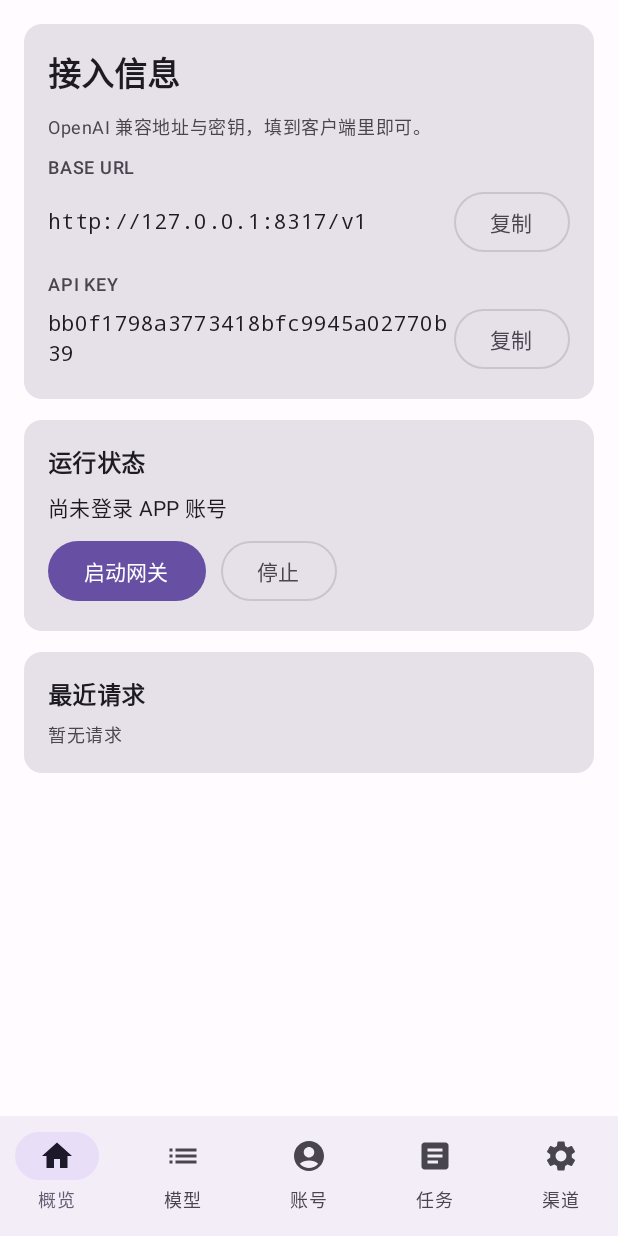
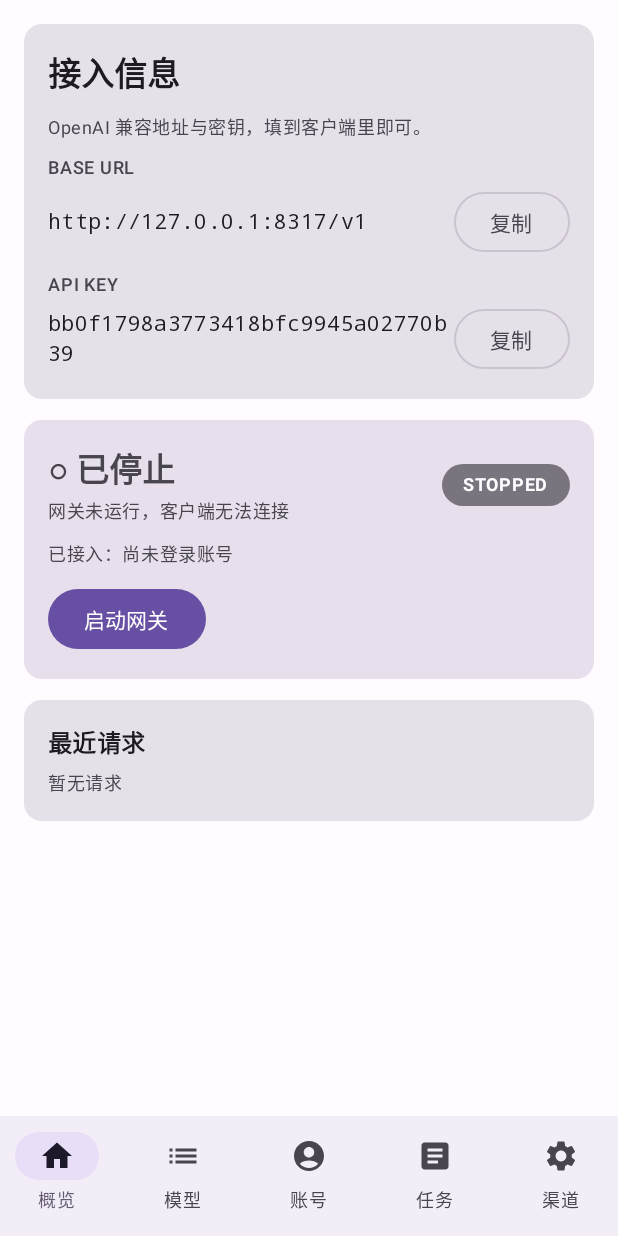
Before and after one commit to giangnam728828-rgb/pocket-gateway, an Android app built with Jetpack Compose: the screen it shows after launch (MainActivity), on a phone screen of 412 x 824 dp. Run offline under Robolectric (Android 15) with nearby library versions, the phone set to English and light mode, and no system bars.

Commit message:
运行状态醒目化(RUNNING/STOPPED胶囊+主色卡片+按钮切换); 修复任务列表(正确端点/v2/activity/growth/tasks+字段解析+接取/领取双端点)

```diff
--- a/app/build.gradle.kts
+++ b/app/build.gradle.kts
@@ -22,8 +22,8 @@ android {
         applicationId = "com.pocketgateway.app"
         minSdk = 26
         targetSdk = 35
-        versionCode = 10
-        versionName = "0.10.0"
+        versionCode = 11
+        versionName = "0.11.0"
 
         testInstrumentationRunner = "androidx.test.runner.AndroidJUnitRunner"
         vectorDrawables {
--- /dev/null
+++ b/app/src/main/java/com/pocketgateway/app/core/gateway/GatewayRuntime.kt
@@ -0,0 +1,41 @@
+package com.pocketgateway.app.core.gateway
+
+import kotlinx.coroutines.flow.MutableStateFlow
+import kotlinx.coroutines.flow.StateFlow
+import kotlinx.coroutines.flow.asStateFlow
+
+/**
+ * 网关运行状态（进程内全局单例）。
+ *
+ * 前台服务在启动/停止/销毁时更新，界面据此显示明确的「运行中 / 已停止」状态，
+ * 避免用户点了启动却不知道是否真的在跑。
+ */
+object GatewayRuntime {
+
+    private val _running = MutableStateFlow(false)
+    val running: StateFlow<Boolean> = _running.asStateFlow()
+
+    /** 最近一次状态变化的说明（如错误原因）。 */
+    private val _lastMessage = MutableStateFlow("")
+    val lastMessage: StateFlow<String> = _lastMessage.asStateFlow()
+
+    /** 监听端口，便于界面显示。 */
+    private val _port = MutableStateFlow(0)
+    val port: StateFlow<Int> = _port.asStateFlow()
+
+    fun markRunning(port: Int) {
+        _port.value = port
+        _lastMessage.value = "服务已启动，监听 127.0.0.1:$port"
+        _running.value = true
+    }
+
+    fun markStopped(reason: String = "服务已停止") {
+        _lastMessage.value = reason
+        _running.value = false
+    }
+
+    fun markError(reason: String) {
+        _lastMessage.value = reason
+        _running.value = false
+    }
+}
--- a/app/src/main/java/com/pocketgateway/app/ui/screen/WorkBuddyScreens.kt
+++ b/app/src/main/java/com/pocketgateway/app/ui/screen/WorkBuddyScreens.kt
@@ -75,17 +75,67 @@ fun OverviewScreen(vm: GatewayViewModel) {
             }
         }
 
-        // 运行状态
-        Card(modifier = Modifier.fillMaxWidth()) {
-            Column(Modifier.padding(16.dp), verticalArrangement = Arrangement.spacedBy(8.dp)) {
-                Text("运行状态", style = MaterialTheme.typography.titleMedium, fontWeight = FontWeight.SemiBold)
+        // 运行状态（醒目）
+        val running by vm.isRunning.collectAsState()
+        val statusMsg by vm.runtimeMessage.collectAsState()
+        Card(
+            modifier = Modifier.fillMaxWidth(),
+            colors = CardDefaults.cardColors(
+                containerColor = if (running) MaterialTheme.colorScheme.primaryContainer
+                else MaterialTheme.colorScheme.surfaceVariant,
+            ),
+        ) {
+            Column(Modifier.padding(16.dp), verticalArrangement = Arrangement.spacedBy(10.dp)) {
+                Row(
+                    modifier = Modifier.fillMaxWidth(),
+                    horizontalArrangement = Arrangement.SpaceBetween,
+                    verticalAlignment = Alignment.CenterVertically,
+                ) {
+                    Column(verticalArrangement = Arrangement.spacedBy(2.dp)) {
                         Text(
-                    if (appCh != null) "已接入：${appCh.name}" else "尚未登录 APP 账号",
-                    style = MaterialTheme.typography.bodyMedium,
+                            if (running) "● 运行中" else "○ 已停止",
+                            style = MaterialTheme.typography.titleLarge,
+                            fontWeight = FontWeight.Bold,
+                            color = if (running) MaterialTheme.colorScheme.primary
+                                    else MaterialTheme.colorScheme.onSurfaceVariant,
                         )
-                Row(horizontalArrangement = Arrangement.spacedBy(10.dp)) {
+                        Text(
+                            if (running) "网关正在监听，客户端可以调用"
+                            else "网关未运行，客户端无法连接",
+                            style = MaterialTheme.typography.bodySmall,
+                            color = MaterialTheme.colorScheme.onSurfaceVariant,
+                        )
+                    }
+                    Box(
+                        modifier = Modifier
+                            .background(
+                                if (running) MaterialTheme.colorScheme.primary
+                                else MaterialTheme.colorScheme.outline,
+                                RoundedCornerShape(14.dp),
+                            )
+                            .padding(horizontal = 14.dp, vertical = 6.dp),
+                    ) {
+                        Text(
+                            if (running) "RUNNING" else "STOPPED",
+                            style = MaterialTheme.typography.labelMedium,
+                            fontWeight = FontWeight.Bold,
+                            color = if (running) MaterialTheme.colorScheme.onPrimary
+                                    else MaterialTheme.colorScheme.surface,
+                        )
+                    }
+                }
+                if (statusMsg.isNotBlank()) {
+                    Text(statusMsg, style = MaterialTheme.typography.bodySmall,
+                        color = MaterialTheme.colorScheme.onSurfaceVariant)
+                }
+                Text(
+                    "已接入：${appCh?.name ?: "尚未登录账号"}",
+                    style = MaterialTheme.typography.bodySmall,
+                )
+                if (running) {
+                    Button(onClick = { vm.stopGateway() }) { Text("停止网关") }
+                } else {
                     Button(onClick = { vm.startGateway() }) { Text("启动网关") }
-                    OutlinedButton(onClick = { vm.stopGateway() }) { Text("停止") }
                 }
             }
         }
@@ -251,7 +301,9 @@ fun TasksScreen(vm: GatewayViewModel) {
         val c = ch ?: return
         busy = true
         scope.launch {
-            tasks = WorkBuddyApi.fetchTasks(c)
+            val (list, err) = WorkBuddyApi.fetchTasks(c)
+            tasks = list
+            if (err != null) msg = err
             val (e, s) = WorkBuddyApi.fetchEnergy(c)
             energy = e
             streak = s
@@ -283,7 +335,7 @@ fun TasksScreen(vm: GatewayViewModel) {
                         scope.launch {
                             val (ok, fail, m) = WorkBuddyApi.claimAllTasks(c)
                             msg = m
-                            tasks = WorkBuddyApi.fetchTasks(c)
+                            tasks = WorkBuddyApi.fetchTasks(c).first
                             busy = false
                         }
                     }) { Text("一键领取") }
@@ -309,14 +361,25 @@ fun TasksScreen(vm: GatewayViewModel) {
                 }
                 tasks.forEachIndexed { idx, t ->
                     if (idx > 0) HorizontalDivider()
-                    TaskItem(t) {
+                    TaskItem(
+                        t = t,
+                        onClaim = {
                             val c = ch ?: return@TaskItem
                             scope.launch {
                                 val (ok, m) = WorkBuddyApi.claimTask(c, t.code)
                                 msg = m
-                            tasks = WorkBuddyApi.fetchTasks(c)
+                                tasks = WorkBuddyApi.fetchTasks(c).first
                             }
+                        },
+                        onAccept = {
+                            val c = ch ?: return@TaskItem
+                            scope.launch {
+                                val (ok, m) = WorkBuddyApi.acceptTasks(c, listOf(t.code))
+                                msg = m
+                                tasks = WorkBuddyApi.fetchTasks(c).first
                             }
+                        },
+                    )
                 }
             }
         }
@@ -324,17 +387,22 @@ fun TasksScreen(vm: GatewayViewModel) {
 }
 
 @Composable
-private fun TaskItem(t: WorkBuddyApi.GrowthTask, onClaim: () -> Unit) {
+private fun TaskItem(
+    t: WorkBuddyApi.GrowthTask,
+    onClaim: () -> Unit,
+    onAccept: () -> Unit,
+) {
     Column(Modifier.fillMaxWidth().padding(16.dp), verticalArrangement = Arrangement.spacedBy(4.dp)) {
         Row(
             modifier = Modifier.fillMaxWidth(),
             horizontalArrangement = Arrangement.SpaceBetween,
             verticalAlignment = Alignment.CenterVertically,
         ) {
-            Text(t.name, style = MaterialTheme.typography.titleSmall, fontWeight = FontWeight.SemiBold,
+            Text(t.title, style = MaterialTheme.typography.titleSmall, fontWeight = FontWeight.SemiBold,
                 modifier = Modifier.weight(1f))
-            if (t.claimable) {
-                Button(onClick = onClaim) { Text("领取") }
+            when {
+                t.claimable -> Button(onClick = onClaim) { Text("领取") }
+                !t.accepted -> OutlinedButton(onClick = onAccept) { Text("接取") }
             }
         }
         if (t.desc.isNotBlank()) {
@@ -342,9 +410,9 @@ private fun TaskItem(t: WorkBuddyApi.GrowthTask, onClaim: () -> Unit) {
                 color = MaterialTheme.colorScheme.onSurfaceVariant)
         }
         val meta = buildList {
-            if (t.progress.isNotBlank()) add(t.progress)
-            if (t.reward.isNotBlank()) add("+${t.reward} 积分")
-            add(if (t.claimable) "可领取" else "未接取")
+            if (t.progressText.isNotBlank()) add(t.progressText)
+            if (t.credit > 0) add("+${t.credit} 积分")
+            add(t.statusText)
         }
         Text(meta.joinToString(" · "), style = MaterialTheme.typography.bodySmall,
             color = MaterialTheme.colorScheme.onSurfaceVariant)
--- a/app/src/main/java/com/pocketgateway/app/ui/viewmodel/GatewayViewModel.kt
+++ b/app/src/main/java/com/pocketgateway/app/ui/viewmodel/GatewayViewModel.kt
@@ -7,6 +7,7 @@ import androidx.lifecycle.viewModelScope
 import com.pocketgateway.app.PocketGatewayApp
 import com.pocketgateway.app.core.model.Channel
 import com.pocketgateway.app.core.model.GatewayConfig
+import com.pocketgateway.app.core.gateway.GatewayRuntime
 import com.pocketgateway.app.core.model.RequestLog
 import com.pocketgateway.app.core.store.ConfigStore
 import com.pocketgateway.app.core.store.LogStore
@@ -26,6 +27,9 @@ class GatewayViewModel(app: Application) : AndroidViewModel(app) {
 
     val config: StateFlow<GatewayConfig> = configStore.config
     val logs: StateFlow<List<RequestLog>> = logStore.logs
+    /** 网关是否正在运行（由前台服务维护）。 */
+    val isRunning: StateFlow<Boolean> = GatewayRuntime.running
+    val runtimeMessage: StateFlow<String> = GatewayRuntime.lastMessage
     val total: StateFlow<Long> = logStore.total
     val success: StateFlow<Long> = logStore.success
 
```
Also changed, not shown: app/src/main/java/com/pocketgateway/app/core/appaccount/WorkBuddyApi.kt (+72 -44 lines), app/src/main/java/com/pocketgateway/app/service/GatewayService.kt (+22 -8 lines). Lines whose indentation alone changed are shown as unchanged.
